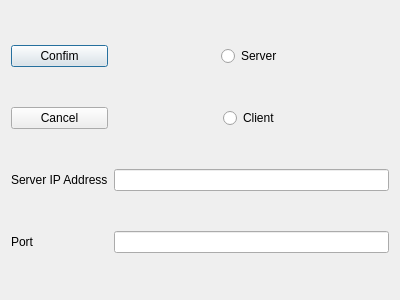
Old version of the form dialogNetwork.ui in the repository Jekon4ik/SymulatorUAR.
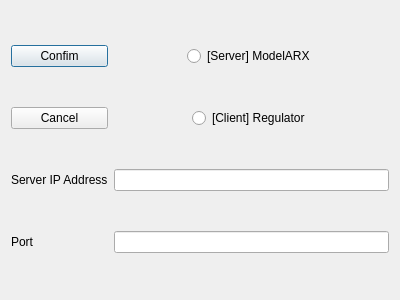
New version of the form.

Patch:
```diff
--- a/dialogNetwork.ui
+++ b/dialogNetwork.ui
@@ -24,7 +24,7 @@
    <item row="0" column="1" alignment="Qt::AlignmentFlag::AlignHCenter">
     <widget class="QRadioButton" name="serverRadio">
      <property name="text">
-      <string>Server</string>
+      <string>[Server] ModelARX</string>
      </property>
     </widget>
    </item>
@@ -41,7 +41,7 @@
    <item row="1" column="1" alignment="Qt::AlignmentFlag::AlignHCenter">
     <widget class="QRadioButton" name="clientRadio">
      <property name="text">
-      <string>Client</string>
+      <string>[Client] Regulator</string>
      </property>
     </widget>
    </item>
```
